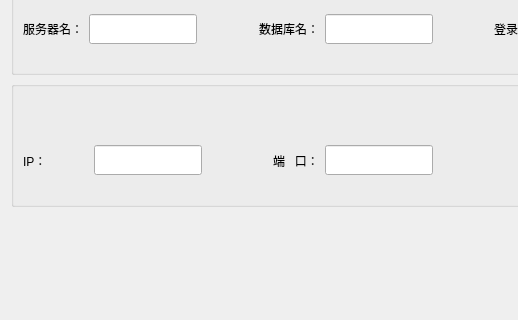
qqsskk/AgvCtrlSys, file ConfigForm.ui: the form before one commit; both pictures show x 0 to 518 and y 193 to 513 of the 1060 by 662 pixel window.
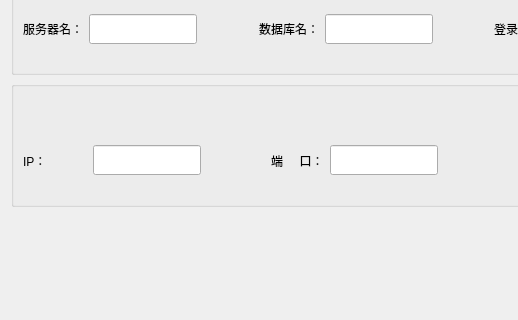
The form after the commit. Custom widgets are drawn as their Qt base class.

Diff of the .ui file:
```diff
--- a/ConfigForm.ui
+++ b/ConfigForm.ui
@@ -352,7 +352,7 @@
       <item row="0" column="3">
        <widget class="LabelEx" name="label_7">
         <property name="text">
-         <string>端   口：</string>
+         <string>端     口：</string>
         </property>
        </widget>
       </item>
```
